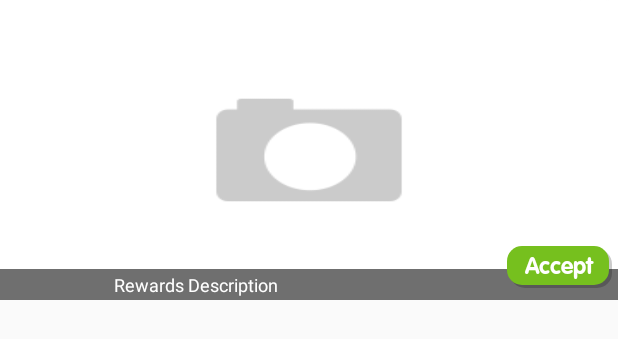
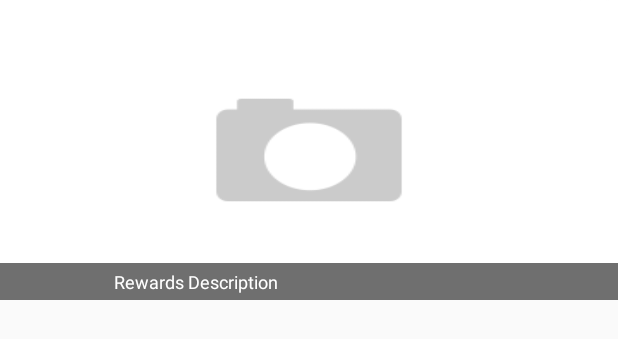
Before and after one commit to thanedar/mi-app, an Android app: the layout item_footer.xml on its own in the app's theme, with its tools: preview values and no code run, on a phone screen of 412 x 824 dp. Shown: the top 339 px of the screen. Run offline under Robolectric (Android 15) with nearby library versions, the phone set to English and light mode, and no system bars.

Commit message:
minor visual changes to offer list container

```diff
--- a/app/src/main/java/com/mitelcel/pack/ui/widget/OfferListAdapter.java
+++ b/app/src/main/java/com/mitelcel/pack/ui/widget/OfferListAdapter.java
@@ -71,7 +71,7 @@ public class OfferListAdapter extends ArrayAdapter<OfferItemHolder> implements V
 
     @Override
     public void onClick(final View v) {
-//        MiUtils.logicButtonInstallPlay(getContext(), v, rewardsRedirectResponse.getRedirectUrl()).start();
+        MiLog.i("OfferListAdapter", "offerItemHolder clicked [ " + v.getId() + " ]");
     }
 
     public static class HolderMainItem {
--- a/app/src/main/res/layout/item_footer.xml
+++ b/app/src/main/res/layout/item_footer.xml
@@ -2,94 +2,95 @@
 <RelativeLayout xmlns:android="http://schemas.android.com/apk/res/android"
     xmlns:app="http://schemas.android.com/apk/res-auto"
     android:layout_width="match_parent"
-    android:layout_height="@dimen/content_cardview_height"
-    >
+    android:layout_height="@dimen/content_cardview_height">
 
     <ImageView
         android:id="@+id/item_background_imageview"
         android:layout_width="match_parent"
         android:layout_height="match_parent"
         android:scaleType="fitXY"
-        android:src="@drawable/place_holder"/>
+        android:src="@drawable/place_holder" />
 
     <LinearLayout
+        android:id="@+id/linearLayout"
         android:layout_width="match_parent"
         android:layout_height="wrap_content"
-        android:orientation="vertical"
-        android:paddingLeft="@dimen/padding_left_container_description_title"
-        android:paddingStart="@dimen/padding_left_container_description_title"
-        android:paddingRight="@dimen/padding_left_container_description_title"
-        android:paddingEnd="@dimen/padding_left_container_description_title"
-        android:paddingTop="@dimen/padding_container_title_description_game"
-        android:paddingBottom="@dimen/padding_container_title_description_game"
-        android:background="@color/dark_transparency"
-        android:layout_gravity="center_horizontal|top"
         android:layout_alignParentBottom="true"
         android:layout_alignParentLeft="true"
         android:layout_alignParentStart="true"
-        android:id="@+id/linearLayout">
+        android:layout_gravity="center_horizontal|top"
+        android:background="@color/dark_transparency"
+        android:orientation="vertical"
+        android:paddingBottom="@dimen/padding_container_title_description_game"
+        android:paddingEnd="@dimen/padding_left_container_description_title"
+        android:paddingLeft="@dimen/padding_left_container_description_title"
+        android:paddingRight="@dimen/padding_left_container_description_title"
+        android:paddingStart="@dimen/padding_left_container_description_title"
+        android:paddingTop="@dimen/padding_container_title_description_game">
+
         <TextView
+            android:id="@+id/item_offer_title"
             android:layout_width="wrap_content"
             android:layout_height="wrap_content"
+            android:ellipsize="marquee"
+            android:maxLines="1"
+            android:text="Rewards Title"
             android:textAppearance="?android:attr/textAppearanceSmall"
-            android:text="Rewards Title"
-            android:id="@+id/item_offer_title"
+            android:textColor="@android:color/white"
             android:textSize="@dimen/title_text_game_size"
-            android:textColor="@android:color/white"
-            android:maxLines="1"
-            android:visibility="gone"
-            android:ellipsize="marquee"/>
+            android:visibility="gone" />
 
         <TextView
+            android:id="@+id/item_offer_description"
             android:layout_width="wrap_content"
             android:layout_height="wrap_content"
+            android:ellipsize="marquee"
+            android:maxLines="3"
+            android:text="Rewards Description"
             android:textAppearance="?android:attr/textAppearanceSmall"
-            android:text="Rewards Description"
-            android:id="@+id/item_offer_description"
-            android:textSize="@dimen/description_game_size"
             android:textColor="@color/white"
-            android:maxLines="3"
-            android:ellipsize="marquee"/>
-
-    </LinearLayout>
-    <LinearLayout
-        android:layout_width="wrap_content"
-        android:layout_height="wrap_content"
-        android:orientation="vertical"
-        android:layout_above="@+id/linearLayout"
-        android:layout_alignParentLeft="true"
-        android:layout_alignParentStart="true"
-        android:layout_alignParentBottom="true"
-        android:layout_marginLeft="8dp"
-        android:layout_marginStart="8dp">
-        <com.mitelcel.pack.ui.widget.BorderImageView
-            android:layout_width="@dimen/border_image_view_width"
-            android:layout_height="@dimen/border_image_height"
-            android:id="@+id/item_border_imageview"
-            android:scaleType="centerCrop"
-            android:src="@drawable/place_holder"
-            app:border_image_width="@dimen/borderimage_width"
-            app:border_image_color="@android:color/white"
-            android:visibility="invisible" />
-
-        <View
-            android:id="@+id/space_view"
-            android:layout_width="@dimen/border_image_height"
-            android:layout_height="@dimen/space_view_height"/>
+            android:textSize="@dimen/description_game_size" />
 
     </LinearLayout>
 
     <LinearLayout
         android:layout_width="wrap_content"
         android:layout_height="wrap_content"
-        android:orientation="vertical"
         android:layout_above="@+id/linearLayout"
+        android:layout_alignParentBottom="true"
+        android:layout_alignParentLeft="true"
+        android:layout_alignParentStart="true"
+        android:layout_marginLeft="8dp"
+        android:layout_marginStart="8dp"
+        android:orientation="vertical">
+
+        <com.mitelcel.pack.ui.widget.BorderImageView
+            android:id="@+id/item_border_imageview"
+            android:layout_width="@dimen/border_image_view_width"
+            android:layout_height="@dimen/border_image_height"
+            android:scaleType="centerCrop"
+            android:src="@drawable/place_holder"
+            android:visibility="invisible"
+            app:border_image_color="@android:color/white"
+            app:border_image_width="@dimen/borderimage_width" />
+
+        <View
+            android:id="@+id/space_view"
+            android:layout_width="@dimen/border_image_height"
+            android:layout_height="@dimen/space_view_height" />
+
+    </LinearLayout>
+
+    <LinearLayout
+        android:layout_width="wrap_content"
+        android:layout_height="wrap_content"
+        android:layout_above="@+id/linearLayout"
+        android:layout_alignParentBottom="true"
+        android:layout_alignParentEnd="true"
         android:layout_alignParentRight="true"
-        android:layout_alignParentEnd="true"
-        android:layout_alignParentBottom="true"
         android:layout_marginLeft="8dp"
-        android:layout_marginStart="8dp">
-
+        android:layout_marginStart="8dp"
+        android:orientation="vertical">
 
         <view
             android:id="@+id/item_offer_click_btn"
@@ -97,19 +98,20 @@
             class="com.mitelcel.pack.ui.widget.TextViewFolks"
             android:layout_width="70dp"
             android:layout_height="wrap_content"
+            android:layout_marginEnd="@dimen/margin_tiny"
             android:layout_marginRight="@dimen/margin_tiny"
-            android:layout_marginEnd="@dimen/margin_tiny"
+            android:visibility="invisible"
             android:clickable="true"
             android:gravity="center"
+            android:paddingBottom="@dimen/margin_tiny"
             android:paddingLeft="@dimen/margin_small"
             android:paddingRight="@dimen/margin_small"
             android:paddingTop="@dimen/margin_tiny"
-            android:paddingBottom="@dimen/margin_tiny"
             android:text="@string/accept" />
 
         <View
             android:id="@+id/space_view_end"
             android:layout_width="@dimen/border_image_height"
-            android:layout_height="@dimen/space_view_height"/>
+            android:layout_height="@dimen/space_view_height" />
     </LinearLayout>
 </RelativeLayout>
--- a/app/src/main/res/values/dimens.xml
+++ b/app/src/main/res/values/dimens.xml
@@ -6,10 +6,10 @@
     <dimen name="borderimage_width">4dp</dimen>
     <dimen name="border_image_view_width">60dp</dimen>
     <dimen name="border_image_height">60dp</dimen>
-    <dimen name="space_view_height">8dp</dimen>
+    <dimen name="space_view_height">4dp</dimen>
     <dimen name="description_game_size">12sp</dimen>
     <dimen name="title_text_game_size">14sp</dimen>
-    <dimen name="padding_container_title_description_game">2dp</dimen>
+    <dimen name="padding_container_title_description_game">4dp</dimen>
     <dimen name="padding_left_container_description_title">76dp</dimen>
     <dimen name="content_cardview_height">200dp</dimen>
     <dimen name="activity_horizontal_margin">16dp</dimen>
```
